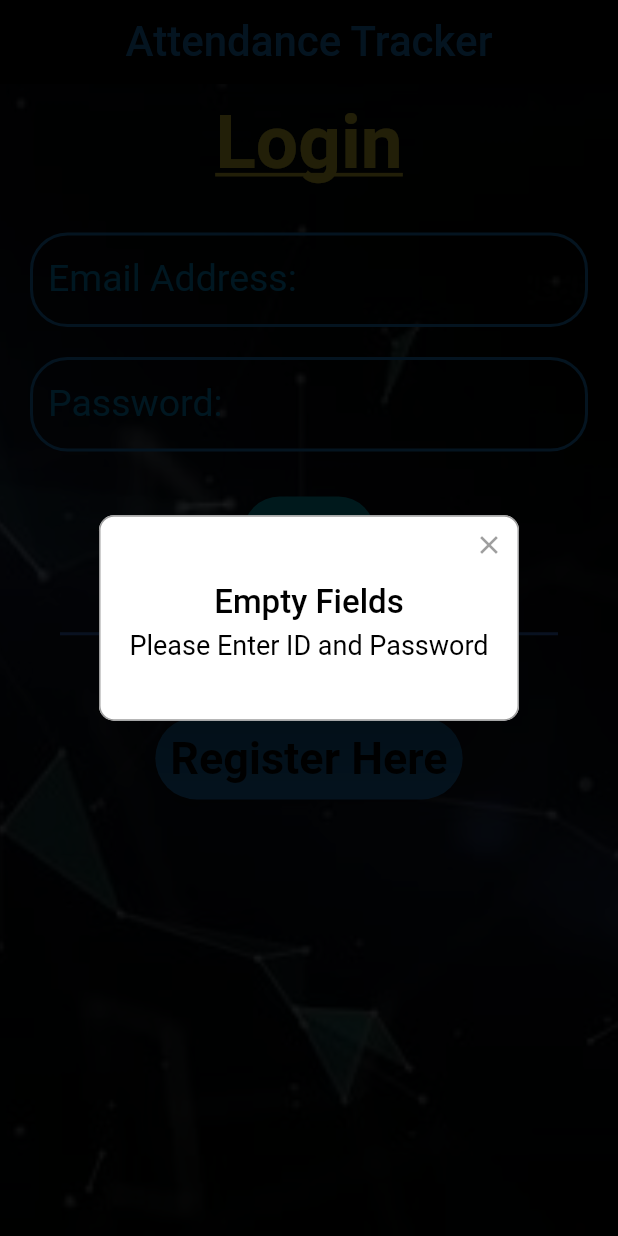
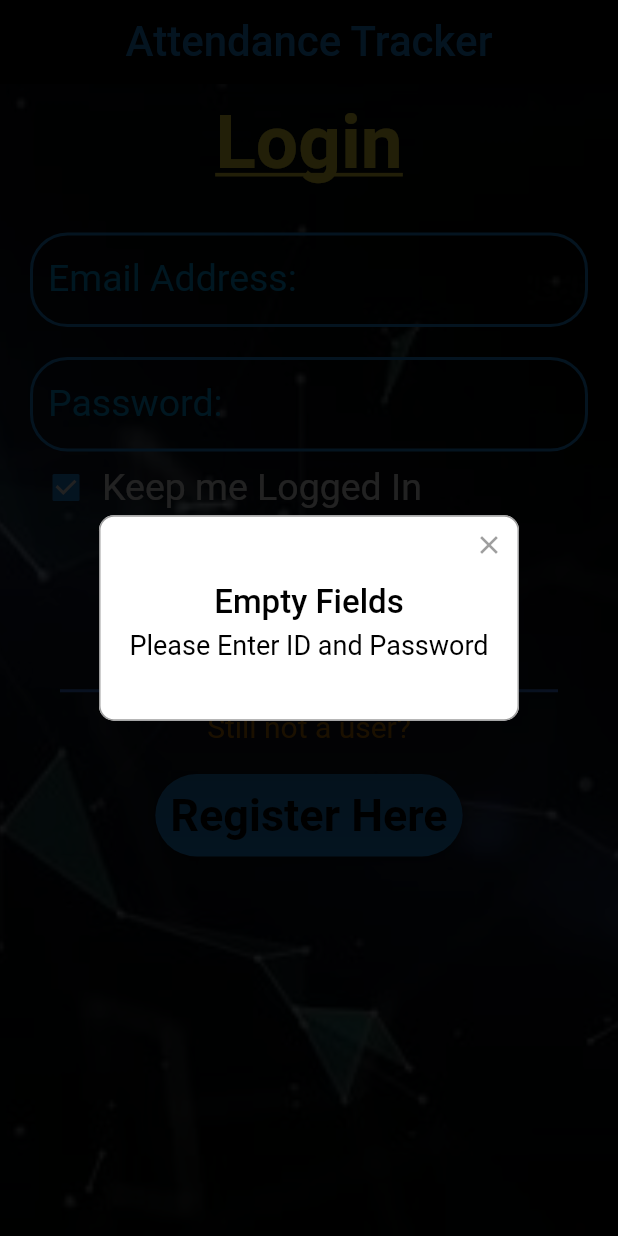
Before and after one commit to surya8barca/CRCE_attendance_tracker, a Flutter app: the screen it shows after launch, after a tap on "Login", on a phone screen of 412 x 824 dp. Run offline on Flutter 3.47's test engine with Material 2 defaults, Android fonts, the phone set to English and light mode, and no system bars; our stand-ins replace cloud_firestore, curved_navigation_bar, firebase_auth, flutter_spinkit, hive, rflutter_alert; accounts and stored records are empty; generated files the repository leaves out were written again.

Commit message:
hive setup

```diff
--- a/crce_attendance_tracker/lib/auth/login.dart
+++ b/crce_attendance_tracker/lib/auth/login.dart
@@ -1,7 +1,9 @@
 import 'package:crce_attendance_tracker/auth/registration.dart';
 import 'package:crce_attendance_tracker/user/userhome.dart';
+import 'package:crce_attendance_tracker/userclass.dart';
 import 'package:firebase_auth/firebase_auth.dart';
 import 'package:flutter/material.dart';
+import 'package:hive/hive.dart';
 import 'package:rflutter_alert/rflutter_alert.dart';
 
 class Login extends StatefulWidget {
@@ -10,6 +12,7 @@ class Login extends StatefulWidget {
 }
 
 class _LoginState extends State<Login> {
+  bool rememberme=true;
   String email, password;
   TextEditingController txt1 = new TextEditingController();
   TextEditingController txt2 = new TextEditingController();
@@ -25,10 +28,18 @@ class _LoginState extends State<Login> {
     }
   }
 
+  final userbox = Hive.box('currentuser');
+
   Future<bool> login() async {
     try {
-      await FirebaseAuth.instance
+      AuthResult result =await FirebaseAuth.instance
           .signInWithEmailAndPassword(email: email, password: password);
+          if(rememberme)
+          {
+            print('hive adding');
+            await userbox.add(User(result.user));
+            print('added in hive');
+          }
       return true;
     } catch (e) {
       Alert(
@@ -153,9 +164,32 @@ class _LoginState extends State<Login> {
                         onFieldSubmitted: (value) =>
                             FocusScope.of(context).unfocus(),
                       ),
-                      SizedBox(
-                        height: 30.0,
+                      Row(
+                        mainAxisAlignment: MainAxisAlignment.start,
+                        children: <Widget>[
+                          Checkbox(
+                            value: rememberme,
+                            checkColor: Colors.white,
+                            autofocus: true,
+                            focusColor: Colors.blue,
+                            activeColor: Colors.blue,
+                            hoverColor: Colors.blue,
+                            onChanged: (value) {
+                              setState(() {
+                                rememberme=value;
+                              });
+                            },
+                            ),
+                            Text(
+                              'Keep me Logged In',
+                              style: TextStyle(
+                                color: Colors.white,
+                                fontSize: 25,
+                              ),
+                            ),
+                        ],
                       ),
+                      SizedBox(height: 20,),
                       RaisedButton(
                         padding: EdgeInsets.all(10),
                         color: Colors.cyan,
--- /dev/null
+++ b/crce_attendance_tracker/lib/home.dart
@@ -0,0 +1,14 @@
+import 'package:crce_attendance_tracker/auth/login.dart';
+import 'package:flutter/material.dart';
+
+class Home extends StatefulWidget {
+  @override
+  _HomeState createState() => _HomeState();
+}
+
+class _HomeState extends State<Home> {
+  @override
+  Widget build(BuildContext context) {
+    return Login();
+  }
+}
--- a/crce_attendance_tracker/lib/main.dart
+++ b/crce_attendance_tracker/lib/main.dart
@@ -1,13 +1,25 @@
-import 'package:crce_attendance_tracker/auth/login.dart';
+
+import 'package:crce_attendance_tracker/home.dart';
+import 'package:crce_attendance_tracker/userclass.dart';
 import 'package:flutter/material.dart';
+import 'package:hive/hive.dart';
+import 'package:path_provider/path_provider.dart' as pathProvider;
 
-void main() => runApp(MyApp());
+void main() async{
+  WidgetsFlutterBinding.ensureInitialized();
+  final directory = await pathProvider.getApplicationDocumentsDirectory();
+  Hive.init(directory.path);
+  Hive.registerAdapter(UserAdapter());
+  await Hive.openBox('currentuser');
+  print('app');
+  runApp(MyApp());
+}
 
 class MyApp extends StatelessWidget {
   @override
   Widget build(BuildContext context) {
     return MaterialApp(
-      home: Login(),
+      home: Home(),
     );
   }
 }
--- /dev/null
+++ b/crce_attendance_tracker/lib/userclass.dart
@@ -0,0 +1,12 @@
+import 'package:hive/hive.dart';
+import 'package:firebase_auth/firebase_auth.dart';
+
+part 'userclass.g.dart';
+
+@HiveType(typeId: 0)
+class User{
+  @HiveField(0)
+  FirebaseUser user;
+
+  User(this.user);
+}
--- a/crce_attendance_tracker/pubspec.yaml
+++ b/crce_attendance_tracker/pubspec.yaml
@@ -28,11 +28,16 @@ dependencies:
   cloud_firestore:
   curved_navigation_bar:
   firebase_auth:
+  hive:
+  hive_flutter:
+  path_provider:
 
 
 dev_dependencies:
   flutter_test:
     sdk: flutter
+  hive_generator:
+  build_runner:
 
 
 # For information on the generic Dart part of this file, see the
```
Also changed, not shown: crce_attendance_tracker/lib/user/userhome.dart (+34 -1 lines), crce_attendance_tracker/lib/userclass.g.dart (added), crce_attendance_tracker/pubspec.lock, 1 other file.
